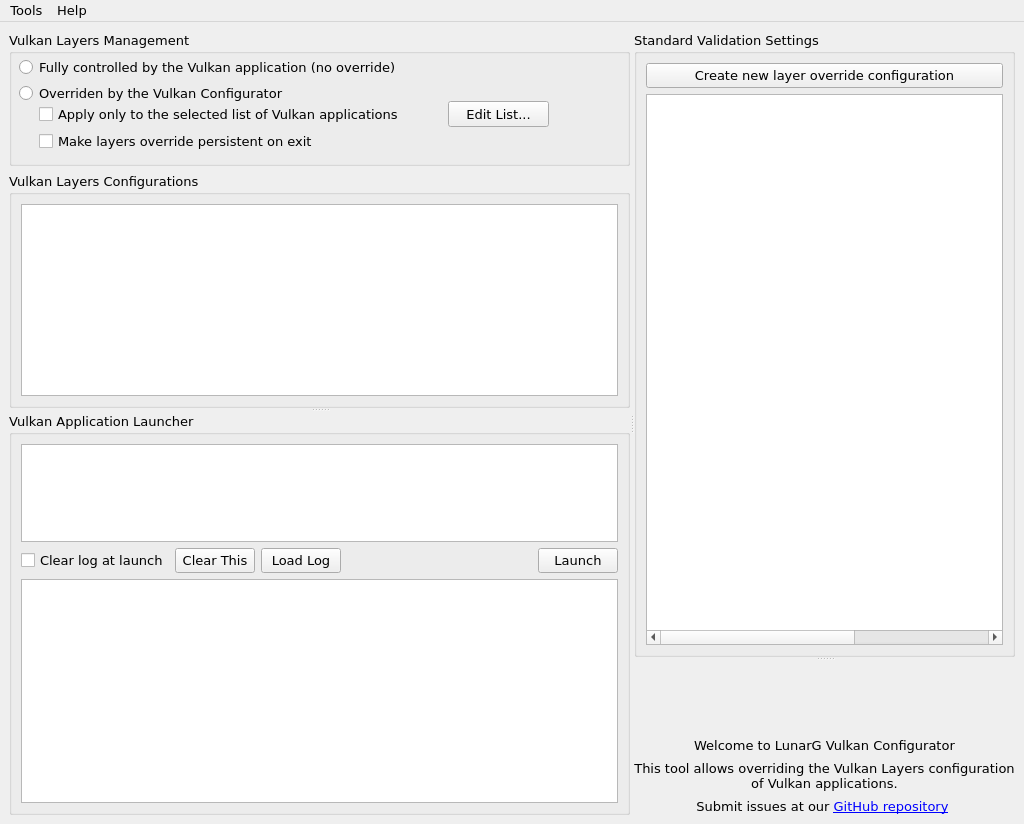
First picture: the form in vkconfig/mainwindow.ui, repository LunarG/VulkanTools, before the edit.
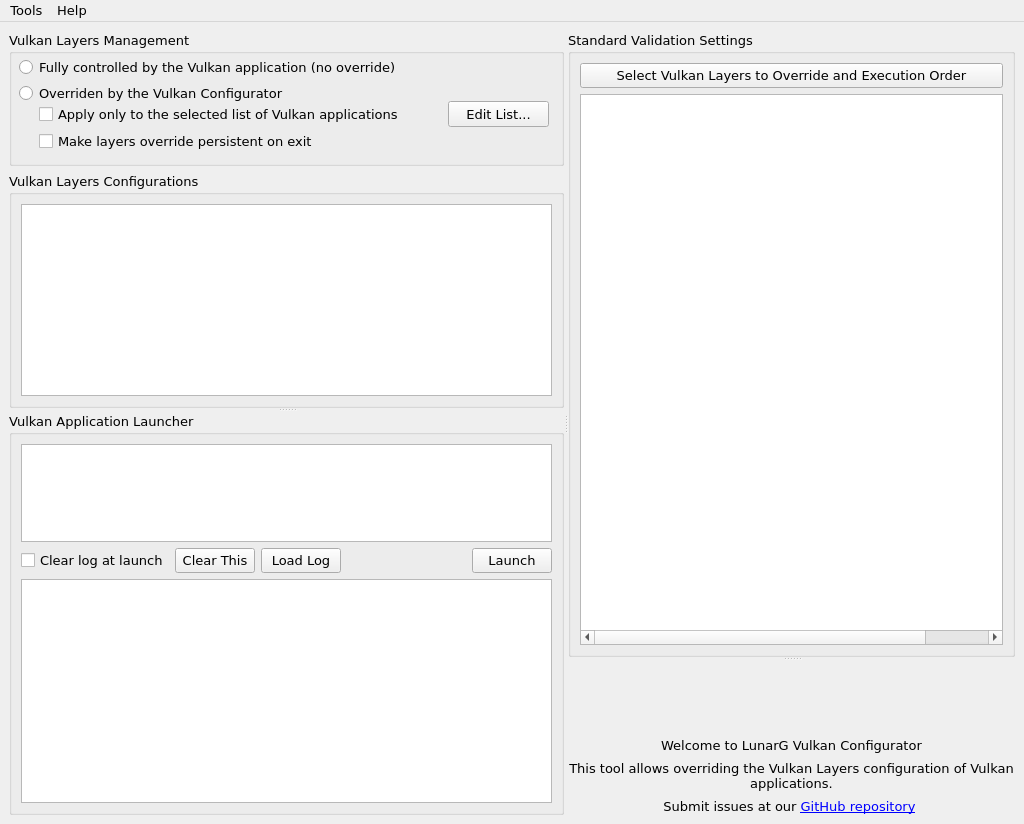
Second picture: the form after the edit. Icons and pictures are not drawn.

The edit to the form file:
```diff
--- a/vkconfig/mainwindow.ui
+++ b/vkconfig/mainwindow.ui
@@ -378,7 +378,7 @@
          <item row="0" column="0">
           <widget class="QPushButton" name="pushButtonNewProfile">
            <property name="text">
-            <string>Create new layer override configuration</string>
+            <string>Select Vulkan Layers to Override and Execution Order</string>
            </property>
           </widget>
          </item>
```
Left out of the diff: 2 changed lines with no effect on the pictures.
